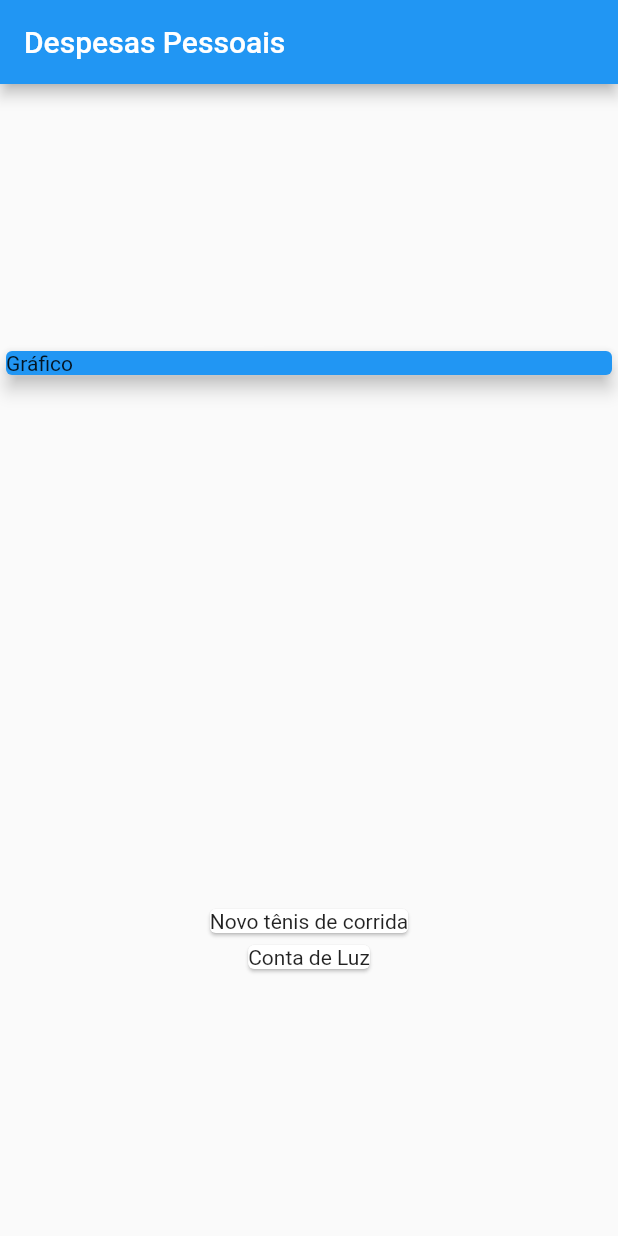
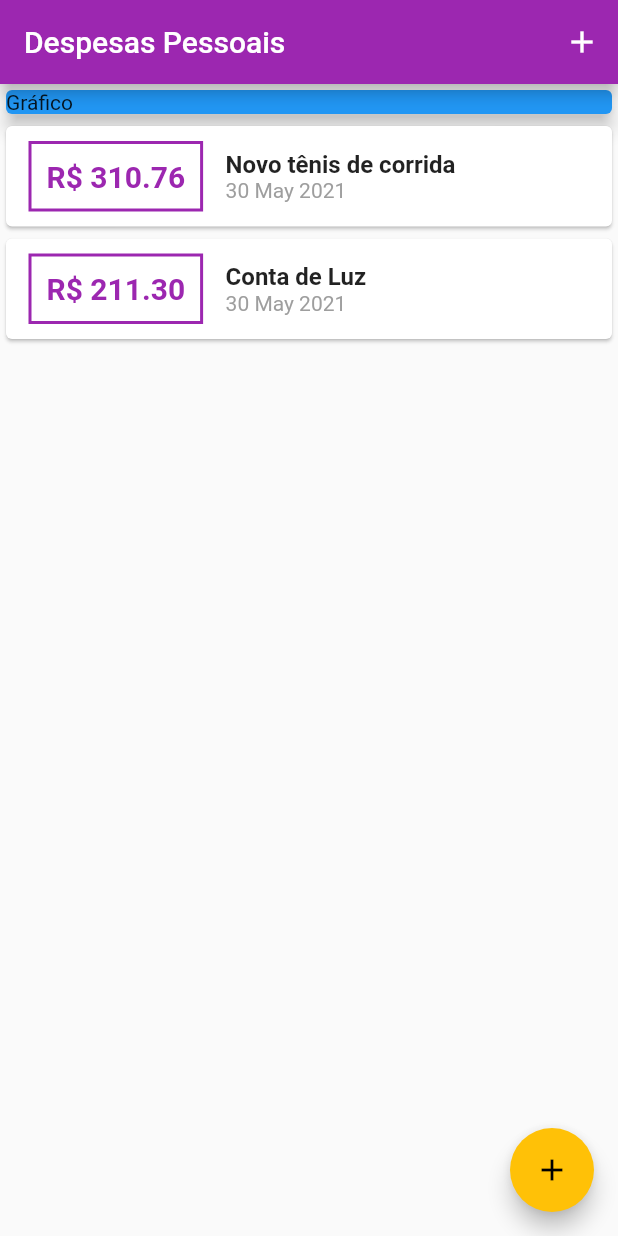
Before and after one commit to juareribeiro/Expenses, a Flutter app: the screen it shows after launch, on a phone screen of 412 x 824 dp. Run offline on Flutter 3.47's test engine with Material 2 defaults, Android fonts, the phone set to English and light mode, and no system bars.

Commit message:
em andamento

```diff
--- /dev/null
+++ b/lib/components/transaction_list.dart
@@ -0,0 +1,56 @@
+import 'package:expenses/models/transaction.dart';
+import 'package:flutter/material.dart';
+import '../models/transaction.dart';
+import 'package:intl/intl.dart';
+
+class TransactionList extends StatelessWidget {
+  final List<Transaction> transactions;
+
+  TransactionList(this.transactions);
+
+  @override
+  Widget build(BuildContext context) {
+    return Container(
+        height: 370,
+        child: ListView.builder(
+          itemCount: transactions.length,
+          itemBuilder: (ctx, index) {
+            final tr = transactions[index];
+            return Card(
+              child: Row(
+                children: [
+                  Container(
+                    margin: EdgeInsets.symmetric(horizontal: 15, vertical: 10),
+                    decoration: BoxDecoration(
+                        border: Border.all(
+                            color: Theme.of(context).primaryColor, width: 2)),
+                    padding: EdgeInsets.all(10),
+                    child: Text(
+                      'R\$ ${tr.value.toStringAsFixed(2)}',
+                      style: TextStyle(
+                          fontWeight: FontWeight.bold,
+                          fontSize: 20,
+                          color: Theme.of(context).primaryColor),
+                    ),
+                  ),
+                  Column(
+                    crossAxisAlignment: CrossAxisAlignment.start,
+                    children: [
+                      Text(
+                        tr.title,
+                        style: TextStyle(
+                            fontSize: 16, fontWeight: FontWeight.bold),
+                      ),
+                      Text(
+                        DateFormat('d MMM y').format(tr.date),
+                        style: TextStyle(color: Colors.grey),
+                      )
+                    ],
+                  )
+                ],
+              ),
+            );
+          },
+        ));
+  }
+}
--- a/lib/main.dart
+++ b/lib/main.dart
@@ -1,3 +1,6 @@
+import 'dart:math';
+import 'package:expenses/components/transaction_form.dart';
+import 'package:expenses/components/transaction_list.dart';
 import 'package:expenses/models/transaction.dart';
 import 'package:flutter/material.dart';
 
@@ -8,11 +11,17 @@ class ExpensesApp extends StatelessWidget {
   Widget build(BuildContext context) {
     return MaterialApp(
       home: MyHomePage(),
+      theme: ThemeData(primarySwatch: Colors.purple, accentColor: Colors.amber),
     );
   }
 }
 
-class MyHomePage extends StatelessWidget {
+class MyHomePage extends StatefulWidget {
+  @override
+  _MyHomePageState createState() => _MyHomePageState();
+}
+
+class _MyHomePageState extends State<MyHomePage> {
   final _transactions = [
     Transaction(
       id: 't1',
@@ -28,14 +37,41 @@ class MyHomePage extends StatelessWidget {
     ),
   ];
 
+  _addTransaction(String title, double value) {
+    final newTransaction = Transaction(
+        id: Random().nextDouble().toString(),
+        title: title,
+        value: value,
+        date: DateTime.now());
+
+    setState(() {
+      _transactions.add(newTransaction);
+    });
+
+    Navigator.of(context).pop();
+  }
+
+  _openTransactionFormModal(BuildContext context) {
+    showModalBottomSheet(
+        context: context,
+        builder: (context) {
+          return TransactionForm(_addTransaction);
+        });
+  }
+
   @override
   Widget build(BuildContext context) {
     return Scaffold(
         appBar: AppBar(
           title: Text('Despesas Pessoais'),
+          actions: [
+            IconButton(
+                icon: Icon(Icons.add),
+                onPressed: () => _openTransactionFormModal(context))
+          ],
         ),
-      body: Column(
-        mainAxisAlignment: MainAxisAlignment.spaceAround,
+        body: SingleChildScrollView(
+          child: Column(
             crossAxisAlignment: CrossAxisAlignment.stretch,
             children: [
               Container(
@@ -45,15 +81,13 @@ class MyHomePage extends StatelessWidget {
                   elevation: 5,
                 ),
               ),
-          Column(
-            children: _transactions.map((tr) {
-              return Card(
-                child: Text(tr.title),
-              );
-            }).toList(),
-          )
+              TransactionList(_transactions)
             ],
           ),
-    );
+        ),
+        floatingActionButton: FloatingActionButton(
+            child: Icon(Icons.add),
+            onPressed: () => _openTransactionFormModal(context)),
+        floatingActionButtonLocation: FloatingActionButtonLocation.endFloat);
   }
 }
--- a/pubspec.yaml
+++ b/pubspec.yaml
@@ -23,7 +23,7 @@ environment:
 dependencies:
   flutter:
     sdk: flutter
-
+  intl: 0.16.1
 
   # The following adds the Cupertino Icons font to your application.
   # Use with the CupertinoIcons class for iOS style icons.
```
Also changed, not shown: lib/components/transaction_form.dart (added, +52 -0 lines), assets/fonts/OpenSans-Bold.ttf (added), assets/fonts/OpenSans-Regular.ttf (added), assets/fonts/Quicksand-Bold.ttf (added), assets/fonts/Quicksand-Light.ttf (added), assets/fonts/Quicksand-Medium.ttf (added), assets/fonts/Quicksand-Regular.ttf (added), pubspec.lock. Lines whose indentation alone changed are shown as unchanged.
